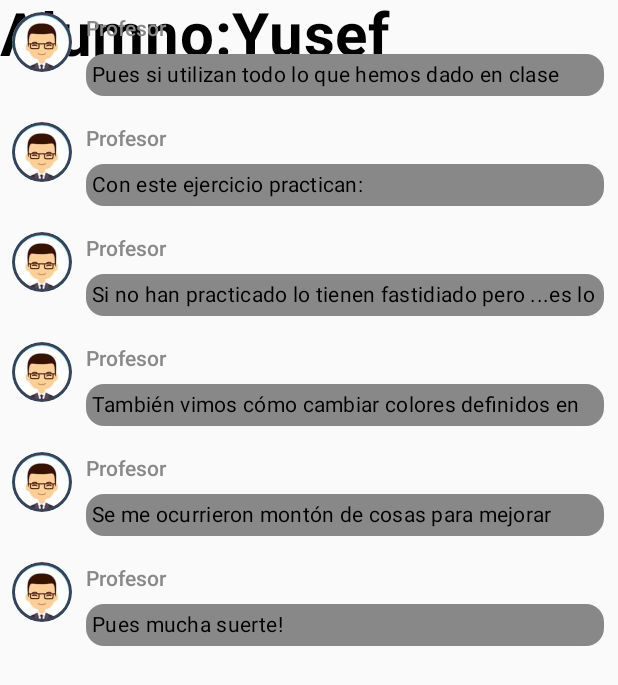
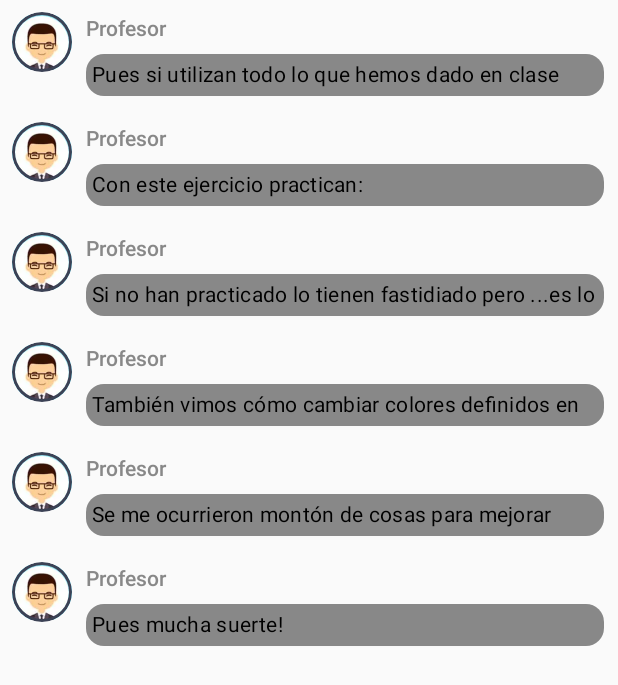
Before and after one commit to Yatherey/Examen_Yusef, an Android app built with Jetpack Compose: the screen it shows after launch (MainActivity), on a phone screen of 412 x 824 dp. Shown: the top 685 px of the screen. Run offline under Robolectric (Android 15) with nearby library versions, the phone set to English and light mode, and no system bars.

Commit message:
Primer commit Yusef Yatherey Alemán Alemán

```diff
--- a/app/src/main/java/com/example/examen_yusef/MainActivity.kt
+++ b/app/src/main/java/com/example/examen_yusef/MainActivity.kt
@@ -20,6 +20,7 @@ import androidx.compose.foundation.layout.width
 import androidx.compose.foundation.lazy.LazyColumn
 import androidx.compose.foundation.lazy.items
 import androidx.compose.foundation.shape.CircleShape
+import androidx.compose.material3.Card
 import androidx.compose.material3.CenterAlignedTopAppBar
 import androidx.compose.material3.ExperimentalMaterial3Api
 import androidx.compose.material3.MaterialTheme
@@ -48,23 +49,22 @@ class MainActivity : ComponentActivity() {
         setContent {
 
             Examen_YusefTheme {
-                student(name = "Alumno:"+ nombre,  tipo = "Soy alumno")
+                Card_estudiante(name = "Alumno:"+ nombre,  tipo = "Soy alumno")
                 Conversation(messages = Mensajes.conversationSample)
             }
         }
     }
 }
 
+@Composable
+fun Card_estudiante(name : String, tipo : String){
 
-@Composable
-fun student (name: String,  tipo : String){
-    Text(text = name,
-        fontSize = 40.sp,
-        fontWeight = FontWeight.Bold,
-    )
 }
 
+
+
 /* Creamos los valores que utilizaremos más adelante */
+
 val perfil = R.drawable.avatar1
     val alumno1= Color(0xFF8C9EFF)
     val nombre = "Yusef"
```
